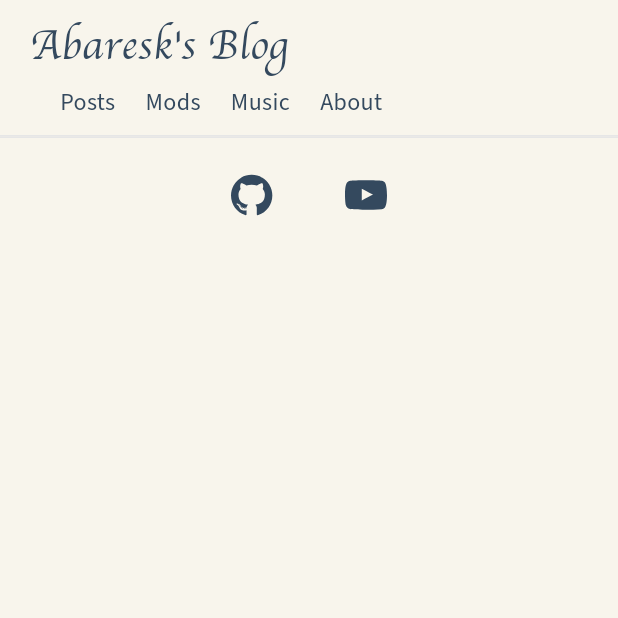
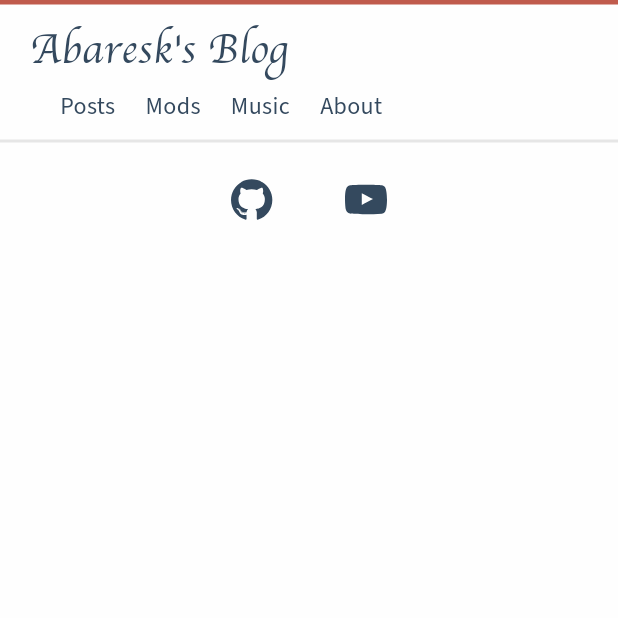
Before and after one commit to abaresk/abaresk.github.io, a Flutter app: the PageShell screen opened directly with empty values, on a phone screen of 412 x 824 dp, the top half of it. Run offline on Flutter 3.47's test engine with Material 3 defaults, Android fonts, the phone set to English and light mode, and no system bars; our stand-ins replace audioplayers, fixnum, flutter_markdown, flutter_svg, go_router, google_fonts and 2 more; missing offline and left inert: dart:ui_web, highlight, markdown, mt19937, xrandom; project files that could hold a hidden picture were left out.

```diff
--- a/flutter/lib/theme/app_theme.dart
+++ b/flutter/lib/theme/app_theme.dart
@@ -3,12 +3,13 @@ import 'package:google_fonts/google_fonts.dart';
 
 class AppTheme {
   static const Color primary = Color(0xFFC05B4D);
-  static const Color background = Color(0xFFF8F5EC);
+  static const Color background = Color(0xFFFEFEFE);
   static const Color textColor = Color(0xFF34495E);
   static const Color darkGray = Color(0xFF8A8A8A);
   static const Color lightGray = Color(0xFFE6E6E6);
   static const Color codeBackground = Color(0xFFF8F5EC);
   static const Color codeForeground = Color(0xFFC7254E);
+  static const Color accent = Color.fromARGB(255, 77, 136, 192);
 
   static const double maxContentWidth = 800.0;
   static const double headerHeight = 60.0;
--- a/flutter/lib/widgets/layout/page_shell.dart
+++ b/flutter/lib/widgets/layout/page_shell.dart
@@ -13,11 +13,11 @@ class PageShell extends StatelessWidget {
       body: SelectionArea(
         child: Column(
           children: [
-            const SiteHeader(),
             Expanded(
               child: SingleChildScrollView(
                 child: Column(
                   children: [
+                    const SiteHeader(),
                     child,
                     const SiteFooter(),
                   ],
--- a/flutter/lib/widgets/layout/site_header.dart
+++ b/flutter/lib/widgets/layout/site_header.dart
@@ -14,6 +14,7 @@ class SiteHeader extends StatelessWidget {
     return Container(
       decoration: const BoxDecoration(
         border: Border(
+          top: BorderSide(color: AppTheme.primary, width: 3),
           bottom: BorderSide(color: AppTheme.lightGray),
         ),
       ),
```
Also changed, not shown: flutter/lib/widgets/common/markdown_body.dart (+5 -4 lines).
